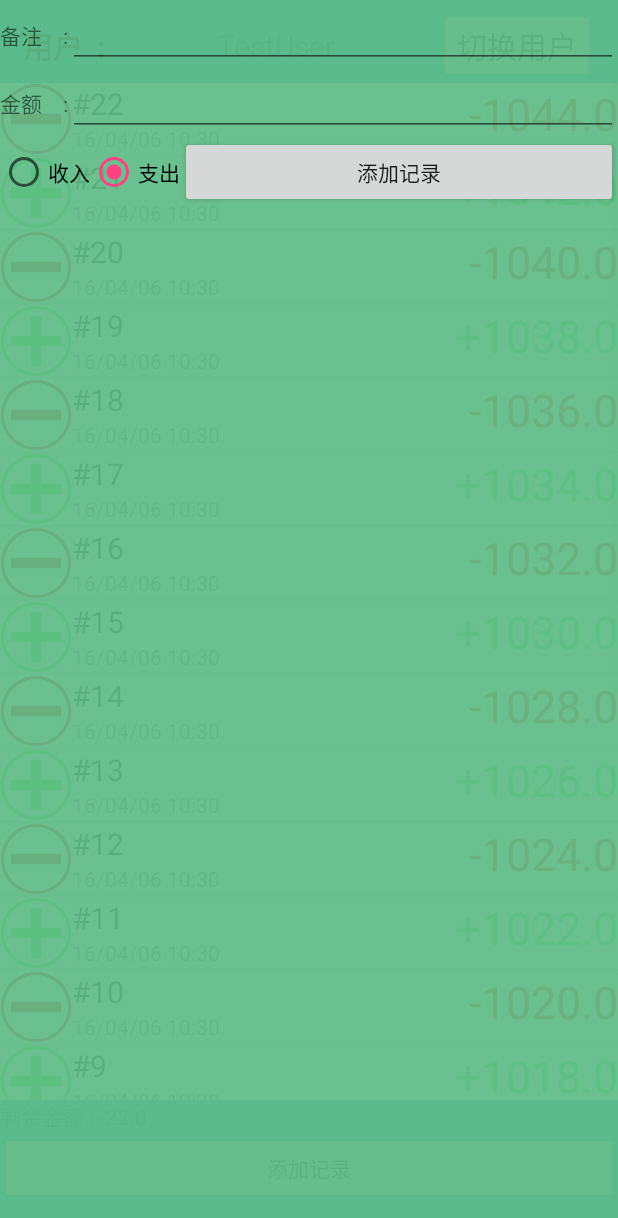
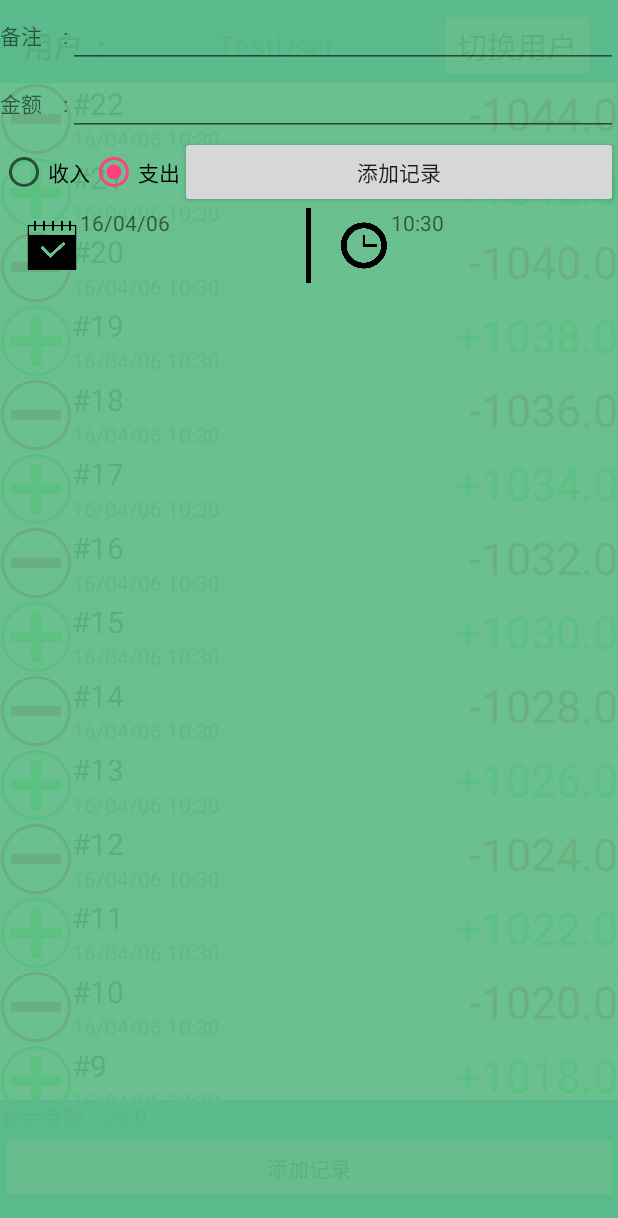
Before and after one commit to ZhaoYueNing/ChargeUp, an Android app: the screen it shows after launch (MainActivity), after a tap on "添加记录", on a phone screen of 412 x 824 dp. Shown: the top 1218 px of the screen. Run offline under Robolectric (Android 15) with nearby library versions, the light colour scheme and no system bars.

Commit message:
解决用户删除bug 添加 为用户记录选择时间界面

```diff
--- a/app/src/main/AndroidManifest.xml
+++ b/app/src/main/AndroidManifest.xml
@@ -4,7 +4,7 @@
 
     <application
         android:allowBackup="true"
-        android:icon="@mipmap/ic_launcher"
+        android:icon="@drawable/log"
         android:label="@string/app_name"
         android:supportsRtl="true"
         android:theme="@style/AppTheme">
--- a/app/src/main/java/com/zhao/ChargeUp/AddRecordFragment.java
+++ b/app/src/main/java/com/zhao/ChargeUp/AddRecordFragment.java
@@ -9,11 +9,14 @@ import android.view.ViewGroup;
 import android.widget.Button;
 import android.widget.EditText;
 import android.support.v7.widget.AppCompatRadioButton;
+import android.widget.LinearLayout;
+import android.widget.TextView;
 import android.widget.Toast;
 
 import com.zhao.ChargeUp.unit.Record;
 import com.zhao.ChargeUp.unit.User;
 
+import java.text.SimpleDateFormat;
 import java.util.Date;
 
 /**
@@ -27,7 +30,14 @@ public class AddRecordFragment extends Fragment {
     private Button bt_addRecord;
     private AppCompatRadioButton rb_income;
     private AppCompatRadioButton rb_expend;
+    private LinearLayout ll_calendar;
+    private LinearLayout ll_clock;
+    private TextView tv_clock;
+    private TextView tv_calendar;
     private MainFragment mainFragment;
+    //记录时间
+    private Date date;
+    private View view;
 
 
     public AddRecordFragment(MainFragment fragment) {
@@ -41,13 +51,26 @@ public class AddRecordFragment extends Fragment {
     @Nullable
     @Override
     public View onCreateView(LayoutInflater inflater, ViewGroup container, Bundle savedInstanceState) {
-        View view = inflater.inflate(R.layout.fragme_add_record, null);
+        view = inflater.inflate(R.layout.fragme_add_record, null);
+        init();
+
+        return view;
+    }
+
+    //对各组件初始化
+    private void init() {
         et_note = (EditText) view.findViewById(R.id.et_note);
         et_sum = (EditText) view.findViewById(R.id.et_sum);
         bt_addRecord = (Button) view.findViewById(R.id.bt_addRecord);
         rb_expend = (AppCompatRadioButton) view.findViewById(R.id.rb_expend);
         rb_income = (AppCompatRadioButton) view.findViewById(R.id.rb_income);
+        ll_calendar = (LinearLayout) view.findViewById(R.id.ll_calendar);
+        ll_clock = (LinearLayout) view.findViewById(R.id.ll_clock);
+        tv_clock = (TextView) view.findViewById(R.id.tv_clock);
+        tv_calendar = (TextView) view.findViewById(R.id.tv_calendar);
+        date = new Date();
 
+        //添加记录
         bt_addRecord.setOnClickListener(new View.OnClickListener() {
             @Override
             public void onClick(View v) {
@@ -59,13 +82,15 @@ public class AddRecordFragment extends Fragment {
                     return;
                 }
                 int recordType = rb_income.isChecked() ? Record.INCOME : Record.EXPEND;
-                Record record = new Record(note, recordType, Double.parseDouble(sum), new Date());
+                Record record = new Record(note, recordType, Double.parseDouble(sum), date);
                 user.addRecord(record);
                 Toast.makeText(getActivity(), "剩余金额 : "+user.getAmount(), Toast.LENGTH_SHORT).show();
             }
         });
-        return view;
+        tv_calendar.setText(new SimpleDateFormat("yy/MM/dd").format(date));
+        tv_clock.setText(new SimpleDateFormat("hh:mm").format(date));
     }
+
 
     @Override
     public void onPause() {
--- a/app/src/main/java/com/zhao/ChargeUp/UserManagerFragment.java
+++ b/app/src/main/java/com/zhao/ChargeUp/UserManagerFragment.java
@@ -76,6 +76,16 @@ public class UserManagerFragment extends Fragment {
             }
         });
         lv_users.setAdapter(usersAdapter);
+        //短按item 选择当前用户 并刷新
+        lv_users.setOnItemClickListener(new AdapterView.OnItemClickListener() {
+            @Override
+            public void onItemClick(AdapterView<?> parent, View view, int position, long id) {
+                User.setCurrentUser(position);
+                refurbish();
+                Toast.makeText(getActivity(), "切换到用户："+User.getUsers().get(position).getName(), Toast.LENGTH_SHORT).show();
+            }
+        });
+        //长按用户 可以删除用户
         lv_users.setOnItemLongClickListener(new AdapterView.OnItemLongClickListener() {
             @Override
             public boolean onItemLongClick(AdapterView<?> parent, View view, final int position, long id) {
@@ -106,6 +116,7 @@ public class UserManagerFragment extends Fragment {
         });
         return view;
     }
+    //用户出现变更时刷新数据
     public void refurbish(){
         usersAdapter.notifyDataSetChanged();
         mainFragment.refurbish(true);
--- a/app/src/main/java/com/zhao/ChargeUp/unit/User.java
+++ b/app/src/main/java/com/zhao/ChargeUp/unit/User.java
@@ -1,5 +1,6 @@
 package com.zhao.ChargeUp.unit;
 
+import android.util.Log;
 import android.widget.Toast;
 
 import com.zhao.ChargeUp.MainFragment;
@@ -68,6 +69,9 @@ public class User {
         User.currentUser = this;
     }
 
+    public static void setCurrentUser(int position) {
+        User.currentUser = users.get(position);
+    }
     public static User getCurrentUser() {
         return User.currentUser;
     }
@@ -106,7 +110,8 @@ public class User {
      * @return 成功返回true 失败返回false
      */
     public static boolean removeUser(int position) {
-        if (position >= User.users.size()) {
+        //只剩一个用户时删除用户失败
+        if (users.size()<=1) {
             return false;
         }
 
--- a/app/src/main/res/layout/fragme_add_record.xml
+++ b/app/src/main/res/layout/fragme_add_record.xml
@@ -70,8 +70,50 @@
     </LinearLayout>
     <LinearLayout
         android:layout_width="match_parent"
-        android:layout_height="wrap_content"
+        android:layout_height="50dp"
         android:orientation="horizontal">
+        <LinearLayout
+            android:id="@+id/ll_calendar"
+            android:layout_width="0dp"
+            android:layout_height="match_parent"
+            android:paddingLeft="@dimen/activity_horizontal_margin"
+            android:layout_weight="1">
+            <ImageView
+                android:layout_width="0dp"
+                android:layout_weight="1"
+                android:layout_height="wrap_content"
+                android:src="@drawable/calender"/>
+            <TextView
+                android:id="@+id/tv_calendar"
+                android:layout_width="0dp"
+                android:layout_weight="4"
+                android:layout_height="wrap_content"
+                />
+        </LinearLayout>
+        <TextView
+            android:layout_width="3dp"
+            android:layout_height="match_parent"
+            android:background="@android:color/black"/>
+        <LinearLayout
+            android:id="@+id/ll_clock"
+            android:paddingLeft="@dimen/activity_horizontal_margin"
+            android:layout_width="0dp"
+            android:layout_height="match_parent"
+            android:layout_weight="1">
+            <ImageView
+                android:layout_width="0dp"
+                android:layout_weight="1"
+                android:layout_height="wrap_content"
+                android:src="@drawable/clock"/>
+            <TextView
+                android:id="@+id/tv_clock"
+                android:layout_width="0dp"
+                android:layout_weight="4"
+                android:layout_height="wrap_content"
+                />
+        </LinearLayout>
+
+
 
     </LinearLayout>
 
--- a/build.gradle
+++ b/build.gradle
@@ -5,7 +5,7 @@ buildscript {
         jcenter()
     }
     dependencies {
-        classpath 'com.android.tools.build:gradle:2.0.0-beta6'
+        classpath 'com.android.tools.build:gradle:2.1.0-alpha5'
 
         // NOTE: Do not place your application dependencies here; they belong
         // in the individual module build.gradle files
```
Also changed, not shown: app/src/main/res/drawable/calender.png (added), app/src/main/res/drawable/clock.png (added), app/src/main/res/drawable/log.png (added).
